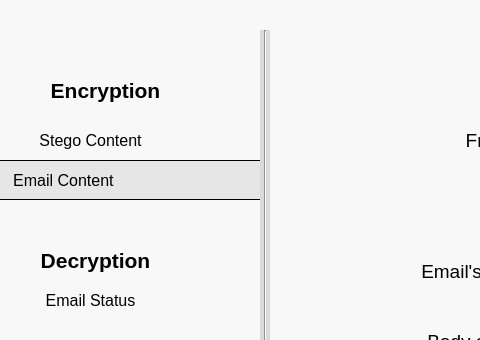
The window that UI_Files/Email Information.ui (StegoMailo/Desktop-App) describes before a commit, drawn with Qt 5; both pictures show x 0 to 480 and y 0 to 340 of the 1081 by 711 pixel window.
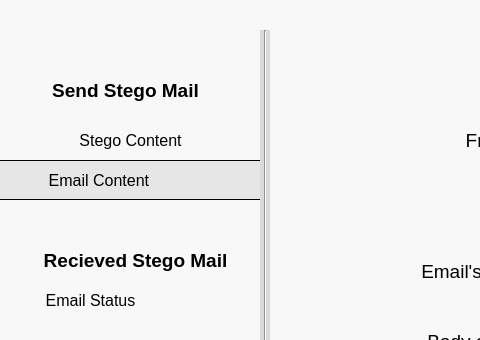
The same window after the commit.

Diff of the .ui file:
```diff
--- a/UI_Files/Email Information.ui
+++ b/UI_Files/Email Information.ui
@@ -179,13 +179,13 @@
     <rect>
      <x>10</x>
      <y>240</y>
-     <width>171</width>
+     <width>251</width>
      <height>40</height>
     </rect>
    </property>
    <property name="font">
     <font>
-     <pointsize>16</pointsize>
+     <pointsize>14</pointsize>
      <weight>75</weight>
      <bold>true</bold>
     </font>
@@ -198,13 +198,13 @@
 </string>
    </property>
    <property name="text">
-    <string>Decryption</string>
+    <string>Recieved Stego Mail</string>
    </property>
   </widget>
   <widget class="QPushButton" name="stegoContentButton">
    <property name="geometry">
     <rect>
-     <x>10</x>
+     <x>50</x>
      <y>120</y>
      <width>161</width>
      <height>40</height>
@@ -253,7 +253,7 @@
 background-color: rgb(230, 230, 230);</string>
    </property>
    <property name="text">
-    <string>     Email Content</string>
+    <string>             Email Content</string>
    </property>
   </widget>
   <widget class="QPushButton" name="pushButton_3">
@@ -261,13 +261,13 @@
     <rect>
      <x>0</x>
      <y>70</y>
-     <width>211</width>
+     <width>251</width>
      <height>40</height>
     </rect>
    </property>
    <property name="font">
     <font>
-     <pointsize>16</pointsize>
+     <pointsize>14</pointsize>
      <weight>75</weight>
      <bold>true</bold>
     </font>
@@ -280,7 +280,7 @@
 </string>
    </property>
    <property name="text">
-    <string>Encryption</string>
+    <string>Send Stego Mail</string>
    </property>
   </widget>
   <widget class="QPushButton" name="EmailStatusButton">
```
Left out of the diff: 30 changed lines with no effect on the pictures.
